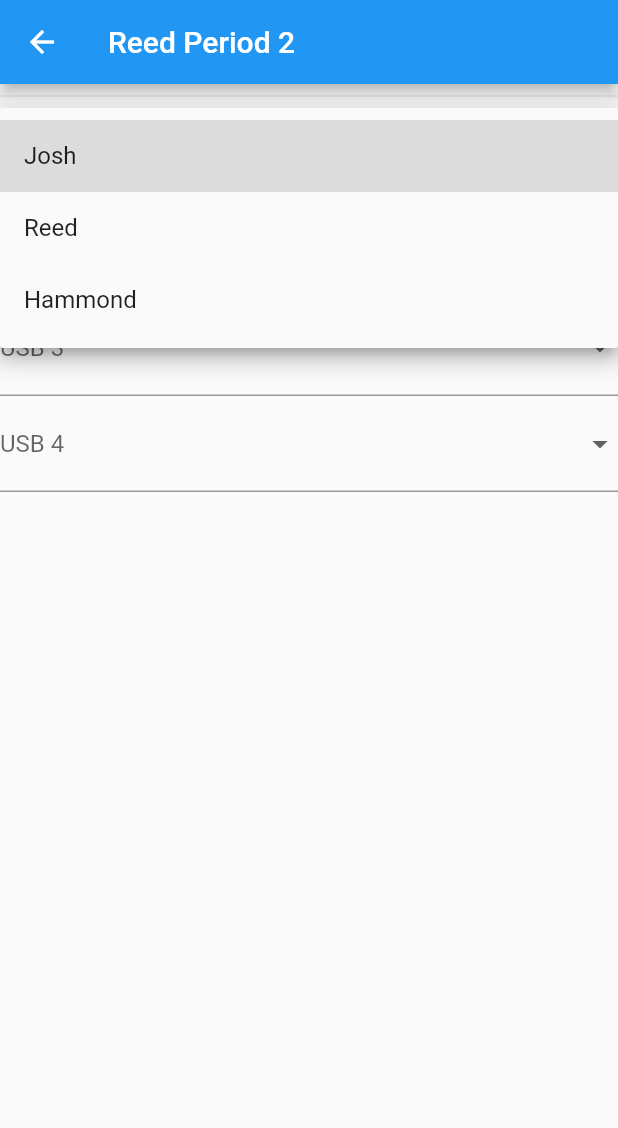
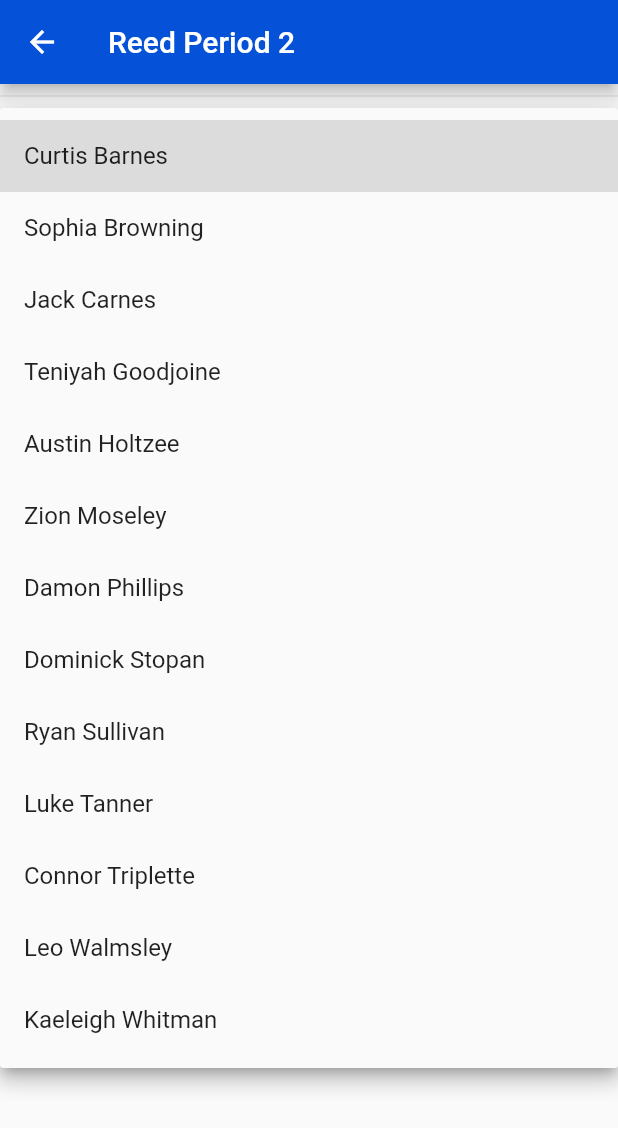
Before and after one commit to Josh-JB/usb-checkout-system, a Flutter app: the RPeriod2 screen opened directly, after a tap on "USB 1", on a phone screen of 412 x 824 dp. Shown: the top 1128 px of the screen. Run offline on Flutter 3.47's test engine with Material 2 defaults, Android fonts, the phone set to English and light mode, and no system bars; our stand-ins replace flutter_form_builder.

Commit message:
Added color to all pages

```diff
--- a/lib/Hammond/Period1.dart
+++ b/lib/Hammond/Period1.dart
@@ -14,11 +14,13 @@ List StudentsList = ["Brandon Admire", "Lauren Averett ", "Nicholas Baldwin ", "
   "Joe Jennings ", "Rowan Long ", "Christian Morales ", "Taylor Phillips ", "Aidan Sindelar ", "Lucas Still "];
 
 class _HPeriod1State extends State<HPeriod1> {
+  Color DefaultColor = const Color.fromARGB(255, 5, 82, 216);
   @override
   Widget build(BuildContext context) {
     return Scaffold(
       appBar: AppBar(
         title: const Text('Hammond Period 1'),
+        backgroundColor: DefaultColor,
       ),
       body: Center(
         child: Column(
--- a/lib/Hammond/Period2.dart
+++ b/lib/Hammond/Period2.dart
@@ -16,11 +16,13 @@ List StudentsList = ["Brandon Admire", "Lauren Averett ", "Nicholas Baldwin ", "
   "Joe Jennings ", "Rowan Long ", "Christian Morales ", "Taylor Phillips ", "Aidan Sindelar ", "Lucas Still "];
 
 class _HPeriod2State extends State<HPeriod2> {
+  Color DefaultColor = const Color.fromARGB(255, 5, 82, 216);
   @override
   Widget build(BuildContext context) {
     return Scaffold(
       appBar: AppBar(
         title: const Text('Hammond Period 2'),
+        backgroundColor: DefaultColor,
       ),
       body: Center(
         child: Column(
--- a/lib/Hammond/Period4.dart
+++ b/lib/Hammond/Period4.dart
@@ -16,11 +16,13 @@ List StudentsList = ["Lewis Arias ", "William Bagwell ", "Sean Banerjee ", "Seba
    "Jackson McConkey ", "Alexander Smith ", "Lucas Stohs "];
 
 class _HPeriod3State extends State<HPeriod3> {
+  Color DefaultColor = const Color.fromARGB(255, 5, 82, 216);
   @override
   Widget build(BuildContext context) {
     return Scaffold(
       appBar: AppBar(
         title: const Text('Hammond Period 4'),
+        backgroundColor: DefaultColor,
       ),
       body: Center(
         child: Column(
--- a/lib/Reed/Period2.dart
+++ b/lib/Reed/Period2.dart
@@ -8,12 +8,18 @@ class RPeriod2 extends StatefulWidget {
   State<RPeriod2> createState() => _RPeriod2State();
 }
 
+List StudentsList = ["Curtis Barnes", "Sophia Browning", "Jack Carnes", "Teniyah Goodjoine",
+"Austin Holtzee", "Zion Moseley", "Damon Phillips", "Dominick Stopan ", "Ryan Sullivan", "Luke Tanner",
+"Connor Triplette", "Leo Walmsley", "Kaeleigh Whitman"];
+
 class _RPeriod2State extends State<RPeriod2> {
+    Color DefaultColor = const Color.fromARGB(255, 5, 82, 216);
   @override
   Widget build(BuildContext context) {
     return Scaffold(
       appBar: AppBar(
         title: const Text('Reed Period 2'),
+        backgroundColor: DefaultColor,
       ),
       body: Center(
         child: Column(
@@ -23,25 +29,25 @@ class _RPeriod2State extends State<RPeriod2> {
             FormBuilderDropdown(name: "Students",
             decoration: const InputDecoration(
             labelText: "USB 1"),
-            items: ["Josh", "Reed", "Hammond"]
+            items: StudentsList
             .map((e) => DropdownMenuItem(value: e, child: Text(e.toString())))
             .toList(),),
             FormBuilderDropdown(name: "Students",
             decoration: const InputDecoration(
             labelText: "USB 2"),
-            items: ["Josh", "Reed", "Hammond"]
+            items: StudentsList
             .map((e) => DropdownMenuItem(value: e, child: Text(e.toString())))
             .toList(),),
             FormBuilderDropdown(name: "Students",
             decoration: const InputDecoration(
             labelText: "USB 3"),
-            items: ["Josh", "Reed", "Hammond"]
+            items: StudentsList
             .map((e) => DropdownMenuItem(value: e, child: Text(e.toString())))
             .toList(),),
             FormBuilderDropdown(name: "Students",
             decoration: const InputDecoration(
             labelText: "USB 4"),
-            items: ["Josh", "Reed", "Hammond"]
+            items: StudentsList
             .map((e) => DropdownMenuItem(value: e, child: Text(e.toString())))
             .toList(),),
             const Spacer(),
--- a/lib/Reed/Period3.dart
+++ b/lib/Reed/Period3.dart
@@ -8,12 +8,20 @@ class RPeriod3 extends StatefulWidget {
   State<RPeriod3> createState() => _RPeriod3State();
 }
 
+List StudentsList = ["Joshua Dial", "Owen Felise", "McKenzie Frazier", "Matthew Fuller",
+  "Mikell Gray", "Joshua Jenkins-Bellows", "Joshua Johnson", "Ryan Lambert", "Nolvert Larriv",
+  "Aaden McDowell", "Aryaman Misra", "Aaliyah Moseley", "Domarian Nelson", "Katie Norwood",
+  "Karli Piquet", "Alexander Reifsnider", "Kamel Sewell", "Morgan Skipper", "Chaiton Swaney",
+  "Marcus Woerner"];
+
 class _RPeriod3State extends State<RPeriod3> {
+  Color DefaultColor = const Color.fromARGB(255, 5, 82, 216);
   @override
   Widget build(BuildContext context) {
     return Scaffold(
       appBar: AppBar(
         title: const Text('Reed Period 3'),
+        backgroundColor: DefaultColor,
       ),
       body: Center(
         child: Column(
@@ -23,25 +31,25 @@ class _RPeriod3State extends State<RPeriod3> {
             FormBuilderDropdown(name: "Students",
             decoration: const InputDecoration(
             labelText: "USB 1"),
-            items: ["Josh", "Reed", "Hammond"]
+            items: StudentsList
             .map((e) => DropdownMenuItem(value: e, child: Text(e.toString())))
             .toList(),),
             FormBuilderDropdown(name: "Students",
             decoration: const InputDecoration(
             labelText: "USB 2"),
-            items: ["Josh", "Reed", "Hammond"]
+            items: StudentsList
             .map((e) => DropdownMenuItem(value: e, child: Text(e.toString())))
             .toList(),),
             FormBuilderDropdown(name: "Students",
             decoration: const InputDecoration(
             labelText: "USB 3"),
-            items: ["Josh", "Reed", "Hammond"]
+            items: StudentsList
             .map((e) => DropdownMenuItem(value: e, child: Text(e.toString())))
             .toList(),),
             FormBuilderDropdown(name: "Students",
             decoration: const InputDecoration(
             labelText: "USB 4"),
-            items: ["Josh", "Reed", "Hammond"]
+            items: StudentsList
             .map((e) => DropdownMenuItem(value: e, child: Text(e.toString())))
             .toList(),),
             const Spacer(),
--- a/lib/main.dart
+++ b/lib/main.dart
@@ -1,5 +1,5 @@
 import 'package:flutter/material.dart';
-import 'package:flutter_form_builder/flutter_form_builder.dart';
+// import 'package:flutter_form_builder/flutter_form_builder.dart';
 import 'package:usb_checkout_system/Drawer/DrawerNav.dart';
 import 'package:usb_checkout_system/Drawer/Setting.dart';
 import 'package:usb_checkout_system/EasterEgg/Easter_Egg.dart';
@@ -18,7 +18,7 @@ class MyApp extends StatelessWidget {
     return MaterialApp(
       title: 'Flutter Demo',
       theme: ThemeData(
-        primarySwatch: Colors.blue,
+        primaryColor: const Color.fromARGB(255, 5, 82, 216),
       ),
       home: const MyHomePage(title: 'USB Checkout System Home Page'),
     );
@@ -35,7 +35,7 @@ class MyHomePage extends StatefulWidget {
 }
 
 class _MyHomePageState extends State<MyHomePage> {
-  Color DefaultColor = Colors.red;
+  Color DefaultColor = const Color.fromARGB(255, 5, 82, 216);
   int whatcolorS = 0;
   String whatcolorR = 'Blue';
   void _goToHPickPeriodPage() {
--- a/pubspec.yaml
+++ b/pubspec.yaml
@@ -36,6 +36,8 @@ dependencies:
   # Use with the CupertinoIcons class for iOS style icons.
   cupertino_icons: ^1.0.2
   flutter_form_builder: ^7.8.0
+  settings_ui: ^2.0.2
+  provider: ^6.0.5
 
 dev_dependencies:
   flutter_test:
```
Also changed, not shown: lib/Drawer/Setting.dart (+5 -5 lines), lib/Hammond/PickPeriod.dart (+17 -10 lines), lib/Reed/Period1.dart (deleted, +0 -53 lines), lib/Reed/Period4.dart (added, +64 -0 lines), lib/Reed/PickPeriod.dart (+37 -11 lines), pubspec.lock.
